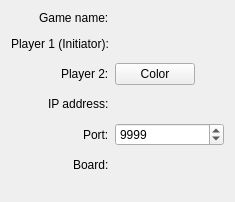
The window that src/con4/networkgameview.ui (antoniusriha/con4) describes before a commit, drawn with Qt 5.
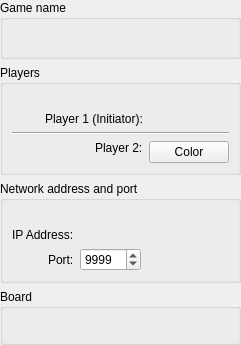
The same window after the commit. Custom widgets are drawn as their Qt base class.

Diff of the .ui file:
```diff
--- a/src/con4/networkgameview.ui
+++ b/src/con4/networkgameview.ui
@@ -6,49 +6,41 @@
    <rect>
     <x>0</x>
     <y>0</y>
-    <width>235</width>
-    <height>202</height>
+    <width>241</width>
+    <height>345</height>
    </rect>
   </property>
   <property name="windowTitle">
    <string>Form</string>
   </property>
-  <layout class="QGridLayout" name="gridLayout">
-   <item row="1" column="0">
-    <layout class="QFormLayout" name="formLayout">
-     <property name="labelAlignment">
-      <set>Qt::AlignRight|Qt::AlignTrailing|Qt::AlignVCenter</set>
-     </property>
-     <property name="verticalSpacing">
-      <number>12</number>
+  <layout class="QVBoxLayout" name="verticalLayout_2">
+   <property name="margin">
+    <number>0</number>
+   </property>
+   <item>
+    <widget class="QGroupBox" name="groupBox_4">
+     <property name="title">
+      <string>Game name</string>
+     </property>
+     <layout class="QGridLayout" name="gridLayout_3">
+      <property name="topMargin">
+       <number>27</number>
      </property>
      <item row="0" column="0">
-      <widget class="QLabel" name="gameNameLabel">
-       <property name="text">
-        <string>Game name:</string>
-       </property>
-      </widget>
-     </item>
-     <item row="0" column="1">
       <widget class="ValidatingTextBox" name="gameNameTextBox" native="true"/>
      </item>
-     <item row="1" column="0">
-      <widget class="QLabel" name="player1Label">
-       <property name="text">
-        <string>Player 1 (Initiator):</string>
-       </property>
-      </widget>
-     </item>
-     <item row="1" column="1">
-      <widget class="PlayerConfView" name="player1Conf" native="true"/>
-     </item>
-     <item row="2" column="0">
-      <widget class="QLabel" name="player2Label">
-       <property name="text">
-        <string>Player 2:</string>
-       </property>
-      </widget>
-     </item>
+     </layout>
+    </widget>
+   </item>
+   <item>
+    <widget class="QGroupBox" name="groupBox_3">
+     <property name="title">
+      <string>Players</string>
+     </property>
+     <layout class="QGridLayout" name="gridLayout_2">
+      <property name="topMargin">
+       <number>27</number>
+      </property>
      <item row="2" column="1">
       <widget class="ColorButton" name="player2ColorButton">
        <property name="sizePolicy">
@@ -62,28 +54,73 @@
        </property>
       </widget>
      </item>
-     <item row="3" column="0">
-      <widget class="QLabel" name="ipAddressLabel">
+      <item row="0" column="1">
+       <widget class="PlayerConfView" name="player1Conf" native="true"/>
+      </item>
+      <item row="2" column="0" alignment="Qt::AlignRight|Qt::AlignTop">
+       <widget class="QLabel" name="player2Label">
        <property name="text">
-        <string>IP address:</string>
+         <string>Player 2:</string>
        </property>
       </widget>
      </item>
-     <item row="3" column="1">
-      <widget class="IpAddressTextBox" name="ipAddressTextBox" native="true"/>
-     </item>
-     <item row="4" column="0">
-      <widget class="QLabel" name="portLabel">
+      <item row="0" column="0" alignment="Qt::AlignRight|Qt::AlignTop">
+       <widget class="QLabel" name="player1Label">
+        <property name="text">
+         <string>Player 1 (Initiator):</string>
+        </property>
+       </widget>
+      </item>
+      <item row="1" column="0" colspan="2">
+       <widget class="Line" name="line">
+        <property name="orientation">
+         <enum>Qt::Horizontal</enum>
+        </property>
+       </widget>
+      </item>
+     </layout>
+     <zorder>player1Label</zorder>
+     <zorder>player1Conf</zorder>
+     <zorder>player2Label</zorder>
+     <zorder>player2ColorButton</zorder>
+     <zorder>player2ColorButton</zorder>
+     <zorder>line</zorder>
+    </widget>
+   </item>
+   <item>
+    <widget class="QGroupBox" name="groupBox_2">
+     <property name="title">
+      <string>Network address and port</string>
+     </property>
+     <layout class="QGridLayout" name="gridLayout_4">
+      <property name="topMargin">
+       <number>27</number>
+      </property>
+      <item row="1" column="0" alignment="Qt::AlignRight">
+       <widget class="QLabel" name="label_2">
        <property name="text">
         <string>Port:</string>
        </property>
-       <property name="alignment">
-        <set>Qt::AlignLeading|Qt::AlignLeft|Qt::AlignVCenter</set>
+       </widget>
+      </item>
+      <item row="0" column="0" alignment="Qt::AlignRight">
+       <widget class="QLabel" name="label">
+        <property name="text">
+         <string>IP Address:</string>
        </property>
       </widget>
      </item>
-     <item row="4" column="1">
+      <item row="0" column="1">
+       <widget class="IpAddressTextBox" name="ipAddressTextBox" native="true"/>
+      </item>
+      <item row="1" column="1">
       <widget class="QSpinBox" name="portSpinButton">
+        <property name="sizePolicy">
+         <sizepolicy hsizetype="Fixed" vsizetype="Fixed">
+          <horstretch>0</horstretch>
+          <verstretch>0</verstretch>
+         </sizepolicy>
+        </property>
        <property name="minimum">
         <number>1025</number>
        </property>
@@ -95,27 +132,44 @@
        </property>
       </widget>
      </item>
-     <item row="5" column="0">
-      <widget class="QLabel" name="label">
-       <property name="text">
-        <string>Board:</string>
-       </property>
-      </widget>
-     </item>
-     <item row="5" column="1">
-      <widget class="BoardConfView" name="boardConfView" native="true"/>
-     </item>
-    </layout>
+      <item row="0" column="2" rowspan="2">
+       <spacer name="horizontalSpacer">
+        <property name="orientation">
+         <enum>Qt::Horizontal</enum>
+        </property>
+        <property name="sizeHint" stdset="0">
+         <size>
+          <width>40</width>
+          <height>20</height>
+         </size>
+        </property>
+       </spacer>
+      </item>
+     </layout>
+    </widget>
+   </item>
+   <item>
+    <widget class="QGroupBox" name="groupBox">
+     <property name="title">
+      <string>Board</string>
+     </property>
+     <layout class="QGridLayout" name="gridLayout">
+      <item row="0" column="0" alignment="Qt::AlignLeft|Qt::AlignTop">
+       <widget class="BoardConfView" name="boardConfView" native="true">
+        <property name="sizePolicy">
+         <sizepolicy hsizetype="Fixed" vsizetype="Fixed">
+          <horstretch>0</horstretch>
+          <verstretch>0</verstretch>
+         </sizepolicy>
+        </property>
+       </widget>
+      </item>
+     </layout>
+    </widget>
    </item>
   </layout>
  </widget>
  <customwidgets>
-  <customwidget>
-   <class>PlayerConfView</class>
-   <extends>QWidget</extends>
-   <header>playerconfview.h</header>
-   <container>1</container>
-  </customwidget>
   <customwidget>
    <class>ColorButton</class>
    <extends>QPushButton</extends>
@@ -127,6 +181,12 @@
    <header>validatingtextbox.h</header>
    <container>1</container>
   </customwidget>
+  <customwidget>
+   <class>PlayerConfView</class>
+   <extends>QWidget</extends>
+   <header>playerconfview.h</header>
+   <container>1</container>
+  </customwidget>
   <customwidget>
    <class>IpAddressTextBox</class>
    <extends>QWidget</extends>
```
Lines whose indentation alone changed are shown as unchanged.
